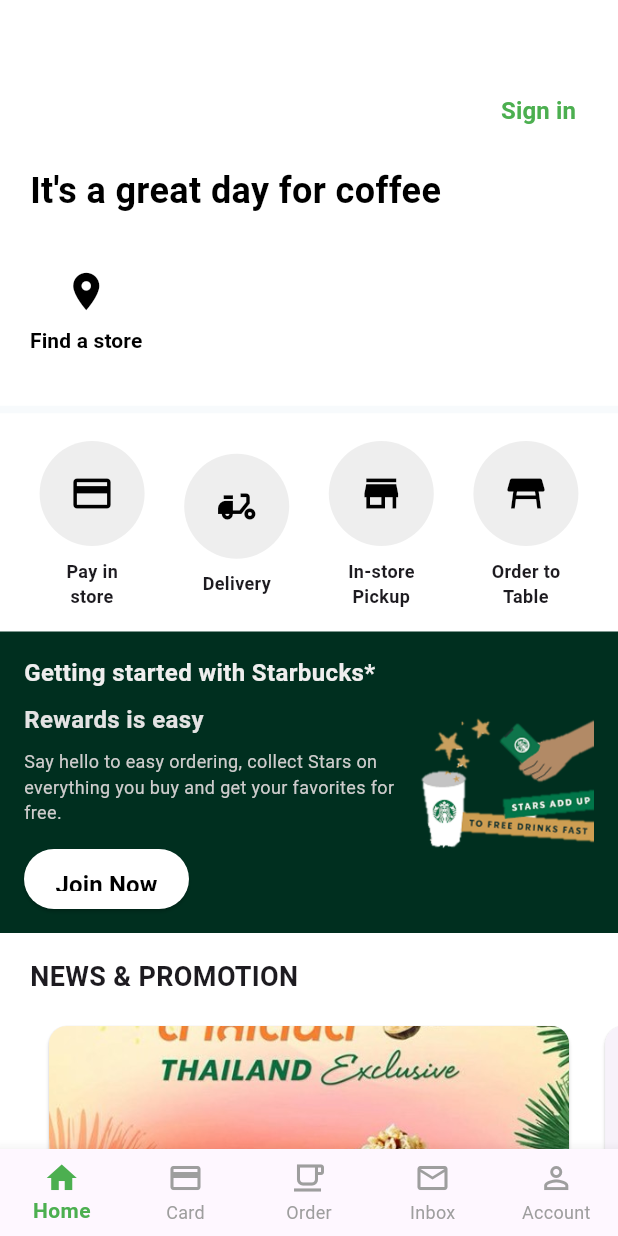
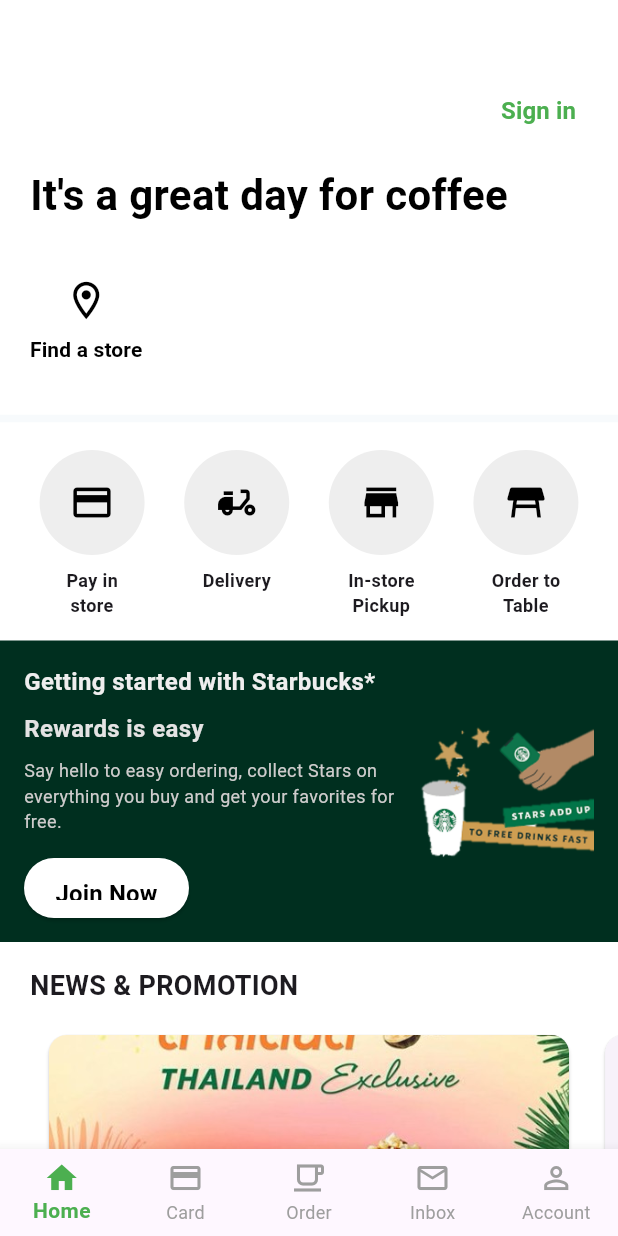
Before and after one commit to Bellalahlalah/starbucks_app, a Flutter app: the screen it shows after launch, on a phone screen of 412 x 824 dp. Run offline on Flutter 3.47's test engine with Material 3 defaults, Android fonts, the light colour scheme and no system bars; our stand-ins replace get, google_maps_flutter; missing offline and left inert: mobile_scanner; accounts and stored records are empty.

Commit message:
edit home

```diff
--- a/lib/pages/account_screen.dart
+++ b/lib/pages/account_screen.dart
@@ -6,7 +6,6 @@
 import 'package:starbucks_app/pages/sign_in.dart';
 import 'package:starbucks_app/pages/widgets/bottom_nav_bar.dart';
 import 'package:starbucks_app/service/user_service.dart';
-import 'package:starbucks_app/data/mock_user.dart';
 
 class AccountScreen extends StatefulWidget {
   const AccountScreen({super.key});
--- a/lib/pages/home_screen.dart
+++ b/lib/pages/home_screen.dart
@@ -2,15 +2,29 @@
 import 'package:get/get.dart';
 import 'package:starbucks_app/pages/join_now.dart';
 import 'package:starbucks_app/pages/widgets/bottom_nav_bar.dart';
+import 'package:starbucks_app/service/user_service.dart';
 
 class HomeScreen extends StatelessWidget {
   const HomeScreen({super.key});
 
-// Method of _buildMenuButton
+  // Greeting ตามช่วงเวลา
+  String _getGreeting() {
+    final hour = DateTime.now().hour;
+    if (hour < 12) {
+      return 'Good Morning';
+    } else if (hour < 18) {
+      return 'Good Afternoon';
+    } else {
+      return 'Good Evening';
+    }
+  }
+
+  // Method สร้างปุ่มเมนู
   Widget _buildMenuButton({
     required IconData icon,
     required String text,
     required VoidCallback onPressed,
+    required Color color,
   }) {
     return ElevatedButton(
       style: ElevatedButton.styleFrom(
@@ -42,8 +56,7 @@
     );
   }
 
-//---------------------------------
-//Method สร้างเมนูวงกลม
+  // Method สร้างเมนูวงกลม
   Widget _buildCircleMenuButton({
     required IconData icon,
     required String label,
@@ -57,7 +70,7 @@
             width: 70,
             height: 70,
             decoration: BoxDecoration(
-              color: Colors.grey[200], // สีเทาอ่อน
+              color: Colors.grey[200],
               shape: BoxShape.circle,
             ),
             child: Icon(
@@ -80,8 +93,7 @@
     );
   }
 
-//---------------------------------
-//Method News &Promotions
+  // News & Promotions Section
   Widget _buildNewsPromotionSection() {
     final List<PromotionItem> promotions = [
       PromotionItem(
@@ -98,13 +110,11 @@
         imagePath: 'assets/images/reward1.png',
         isNew: false,
       ),
-      // เพิ่ม promotion อื่นๆ ตามต้องการ
     ];
 
     return Column(
       crossAxisAlignment: CrossAxisAlignment.start,
       children: [
-        // หัวข้อ
         const Padding(
           padding: EdgeInsets.symmetric(horizontal: 20, vertical: 16),
           child: Text(
@@ -115,10 +125,8 @@
             ),
           ),
         ),
-
-        // Carousel
         SizedBox(
-          height: 350, // กำหนดความสูงของ carousel
+          height: 350,
           child: PageView.builder(
             controller: PageController(viewportFraction: 0.9),
             itemCount: promotions.length,
@@ -127,19 +135,15 @@
             },
           ),
         ),
-
-        // ส่วนเมนูล่าง
-        //_buildBottomNavigationBar(),
       ],
     );
   }
 
-//build promotion card
+  // Promotion Card
   Widget _buildPromotionCard(PromotionItem item) {
     return GestureDetector(
       onTap: () {
         // นำทางไปหน้า Promotion Detail
-        Navigator.defaultRouteName;
       },
       child: Padding(
         padding: const EdgeInsets.symmetric(horizontal: 8),
@@ -149,7 +153,6 @@
           ),
           child: Stack(
             children: [
-              // รูปภาพ Promotion
               ClipRRect(
                 borderRadius: BorderRadius.circular(12),
                 child: Image.asset(
@@ -159,8 +162,6 @@
                   height: double.infinity,
                 ),
               ),
-
-              // ข้อความและ Badge
               Positioned(
                 bottom: 0,
                 left: 0,
@@ -226,12 +227,15 @@
       ),
     );
   }
-//--------------------------------------------
 
   @override
   Widget build(BuildContext context) {
+    final userService = Get.find<UserService>();
+    final user = userService.currentUser.value;
+    final isLoggedIn = user != null;
+
     return Scaffold(
-      backgroundColor: (Colors.white),
+      backgroundColor: Colors.white,
       appBar: AppBar(
         backgroundColor: Colors.white,
         elevation: 0,
@@ -241,7 +245,11 @@
           padding: const EdgeInsets.only(top: 48),
           child: Align(
             alignment: Alignment.centerRight,
-            child: Padding(
+            child: Obx(() {
+              final user = userService.currentUser.value;
+              final isLoggedIn = user != null;
+              return !isLoggedIn
+                  ? Padding(
                       padding: const EdgeInsets.only(right: 16),
                       child: TextButton(
                         onPressed: () {
@@ -256,7 +264,9 @@
                           ),
                         ),
                       ),
-            ),
+                    )
+                  : const SizedBox.shrink();
+            }),
           ),
         ),
       ),
@@ -264,86 +274,98 @@
         child: Column(
           crossAxisAlignment: CrossAxisAlignment.start,
           children: [
-            const Padding(
-              padding: EdgeInsets.only(left: 20, top: 10, bottom: 20),
-              child: Text(
+            Padding(
+              padding: const EdgeInsets.only(left: 20, top: 10, bottom: 20),
+              child: Obx(() {
+                final user = userService.currentUser.value;
+                final isLoggedIn = user != null;
+                return isLoggedIn
+                    ? Text(
+                        '${_getGreeting()},\n${user.name}',
+                        style: const TextStyle(
+                          fontSize: 28,
+                          fontWeight: FontWeight.bold,
+                          color: Colors.black,
+                        ),
+                      )
+                    : const Text(
                         "It's a great day for coffee",
                         style: TextStyle(
-                    fontSize: 24,
+                          fontSize: 28,
                           fontWeight: FontWeight.bold,
-                    color: Colors.black),
+                          color: Colors.black,
                         ),
+                      );
+              }),
             ),
-            //สร้าง menu Findstore
+            // Find a store menu
             Padding(
               padding: const EdgeInsets.symmetric(horizontal: 20),
               child: Column(
                 children: [
                   _buildMenuButton(
-                      icon: Icons.location_on,
+                    icon: Icons.location_on_outlined,
+                    color: Colors.white,
                     text: "Find a store",
-                      onPressed: () {})
+                    onPressed: () {
+                      Navigator.pushNamed(context, 'address');
+                    },
+                  ),
                 ],
               ),
             ),
-            SizedBox(
-              height: 15,
-            ),
-            Divider(
+            const SizedBox(height: 15),
+            const Divider(
               height: 12,
-              color: const Color.fromARGB(255, 247, 250, 252),
+              color: Color.fromARGB(255, 247, 250, 252),
               thickness: 5,
             ),
-
-            SizedBox(
-              height: 15,
-            ),
-
-            // Row 2 (4 Menu)
+            const SizedBox(height: 15),
+            // 4 Circle Menus
             Row(
               mainAxisAlignment: MainAxisAlignment.spaceEvenly,
               children: [
                 _buildCircleMenuButton(
                   icon: Icons.credit_card,
                   label: 'Pay in\nstore',
-                  onTap: () =>
-                      Text('Pay in store clicked'), //เดี๋ยวมาแก้ตรงนี้ด้วย
+                  onTap: () {},
                 ),
                 _buildCircleMenuButton(
                   icon: Icons.delivery_dining,
-                  label: 'Delivery',
-                  onTap: () => Text('Delivery clicked'),
+                  label: 'Delivery\n',
+                  onTap: () {
+                    Navigator.pushNamed(context, 'address');
+                  },
                 ),
                 _buildCircleMenuButton(
                   icon: Icons.store,
                   label: 'In-store\nPickup',
-                  onTap: () => Text('In-store Pickup clicked'),
+                  onTap: () {
+                    Navigator.pushNamed(context, 'stores');
+                  },
                 ),
                 _buildCircleMenuButton(
                   icon: Icons.table_restaurant,
                   label: 'Order to\nTable',
-                  onTap: () => Text('Order to Table clicked'),
+                  onTap: () {
+                    Navigator.pushNamed(context, 'scanqr');
+                  },
                 ),
               ],
             ),
-
-            SizedBox(
-              height: 15,
-            ),
-
-            //Row ของ tagสีเขียว(ใช้ติดตามคะแนน)
+            const SizedBox(height: 15),
+            // Green Tag Section
             Container(
               padding: const EdgeInsets.all(16),
-              decoration: BoxDecoration(
-                color: const Color(0xFF002F1F),
+              decoration: const BoxDecoration(
+                color: Color(0xFF002F1F),
               ),
               child: Row(
-                crossAxisAlignment:
-                    CrossAxisAlignment.center, // จัดให้อยู่กึ่งกลาง
+                crossAxisAlignment: CrossAxisAlignment.center,
                 children: [
-                  // ฝั่งซ้าย
+                  // Left
                   Expanded(
-                    flex: 2, // ใช้พื้นที่ 2 ส่วนจาก 3
+                    flex: 2,
                     child: Column(
                       crossAxisAlignment: CrossAxisAlignment.start,
                       children: [
@@ -352,10 +374,10 @@
                           style: TextStyle(
                             fontSize: 16,
                             fontWeight: FontWeight.bold,
-                              color: Color.fromARGB(255, 239, 238, 238)),
+                            color: Color.fromARGB(255, 239, 238, 238),
+                          ),
                         ),
                         const SizedBox(height: 8),
-
                         const Text(
                           "Rewards is easy",
                           style: TextStyle(
@@ -365,25 +387,22 @@
                           ),
                         ),
                         const SizedBox(height: 8),
-
                         const Text(
                           "Say hello to easy ordering, collect Stars on everything you buy and get your favorites for free.",
                           style: TextStyle(
                             fontSize: 12,
                             height: 1.4,
-                              color: Color.fromARGB(255, 206, 204, 204)),
+                            color: Color.fromARGB(255, 206, 204, 204),
+                          ),
                         ),
                         const SizedBox(height: 16),
-
-                        // ปุ่ม Join Now ที่ปรับขนาดแล้ว
                         SizedBox(
-                          width: 110, height: 40, // กำหนดความกว้างให้เล็กลง
+                          width: 110,
+                          height: 40,
                           child: ElevatedButton(
                             style: ElevatedButton.styleFrom(
-                              backgroundColor:
-                                  const Color.fromARGB(255, 255, 255, 255),
-                              padding: const EdgeInsets.symmetric(
-                                  vertical: 12), // ลด padding แนวตั้ง
+                              backgroundColor: Colors.white,
+                              padding: const EdgeInsets.symmetric(vertical: 12),
                               shape: RoundedRectangleBorder(
                                 borderRadius: BorderRadius.circular(30),
                               ),
@@ -392,13 +411,14 @@
                               await Navigator.push(
                                 context,
                                 MaterialPageRoute(
-                                      builder: (context) =>
-                                          const JoinNowScreen()));
+                                  builder: (context) => const JoinNowScreen(),
+                                ),
+                              );
                             },
                             child: const Text(
                               "Join Now",
                               style: TextStyle(
-                                fontSize: 16, // ลดขนาดฟอนต์
+                                fontSize: 16,
                                 fontWeight: FontWeight.bold,
                                 color: Color.fromARGB(255, 0, 0, 0),
                               ),
@@ -408,35 +428,31 @@
                       ],
                     ),
                   ),
-
-                  // ฝั่งขวา - รูปภาพ
+                  // Right - Image
                   Expanded(
-                    flex: 1, // ใช้พื้นที่ 1 ส่วนจาก 3
+                    flex: 1,
                     child: Container(
                       alignment: Alignment.center,
                       child: Image.asset(
-                        'assets/images/reward.png', // เปลี่ยนเป็น path ของรูปคุณ
+                        'assets/images/reward.png',
                         fit: BoxFit.contain,
-                        height: 120, // กำหนดความสูงของรูป
+                        height: 120,
                       ),
                     ),
                   ),
                 ],
               ),
             ),
-            //ส่วนของNew&Promotion
             _buildNewsPromotionSection(),
           ],
-          //Children
         ),
       ),
-      bottomNavigationBar: const BottomNavBar(), // ใช้ Widget จากไฟล์แยก
+      bottomNavigationBar: const BottomNavBar(),
     );
   }
 }
 
-//-------------PromotionItem---------------------
-
+// PromotionItem class
 class PromotionItem {
   final String id;
   final String title;
--- a/lib/pages/order_store_list_screen.dart
+++ b/lib/pages/order_store_list_screen.dart
@@ -1,6 +1,7 @@
 import 'package:flutter/material.dart';
 import 'package:google_maps_flutter/google_maps_flutter.dart';
 import 'package:starbucks_app/data/mock_store_service.dart';
+import 'package:starbucks_app/pages/widgets/order_map_screen.dart';
 
 class StoreListScreen extends StatefulWidget {
   const StoreListScreen({super.key});
@@ -80,8 +81,13 @@
                   subtitle: Text('${store.address}\n${store.distance}'),
                   isThreeLine: true,
                   onTap: () {
-                    ScaffoldMessenger.of(context).showSnackBar(
-                      SnackBar(content: Text('เลือกสาขา: ${store.name}')),
+                    Navigator.push(
+                      context,
+                      MaterialPageRoute(
+                        builder: (context) => OrderMapScreen(
+                          address: store, // ส่ง store ไปในพารามิเตอร์ address
+                        ),
+                      ),
                     );
                   },
                 );
--- a/lib/pages/widgets/order_map_screen.dart
+++ b/lib/pages/widgets/order_map_screen.dart
@@ -1,6 +1,5 @@
 import 'package:flutter/material.dart';
 import 'package:google_maps_flutter/google_maps_flutter.dart';
-import 'package:starbucks_app/data/mock_address_service.dart';
 
 class OrderMapScreen extends StatefulWidget {
   final dynamic address;
```
Lines whose indentation alone changed are shown as unchanged.
